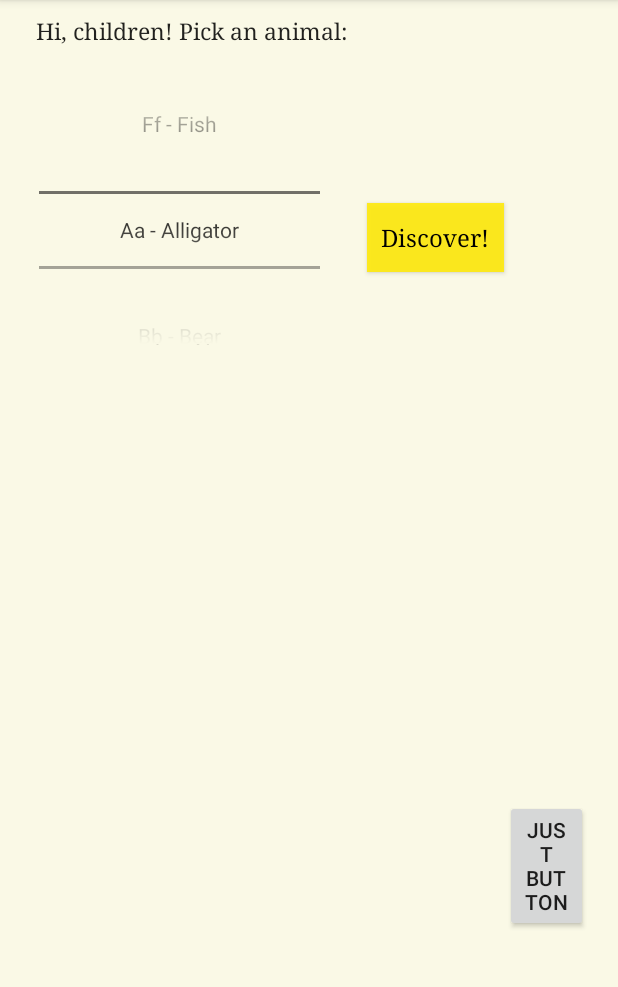
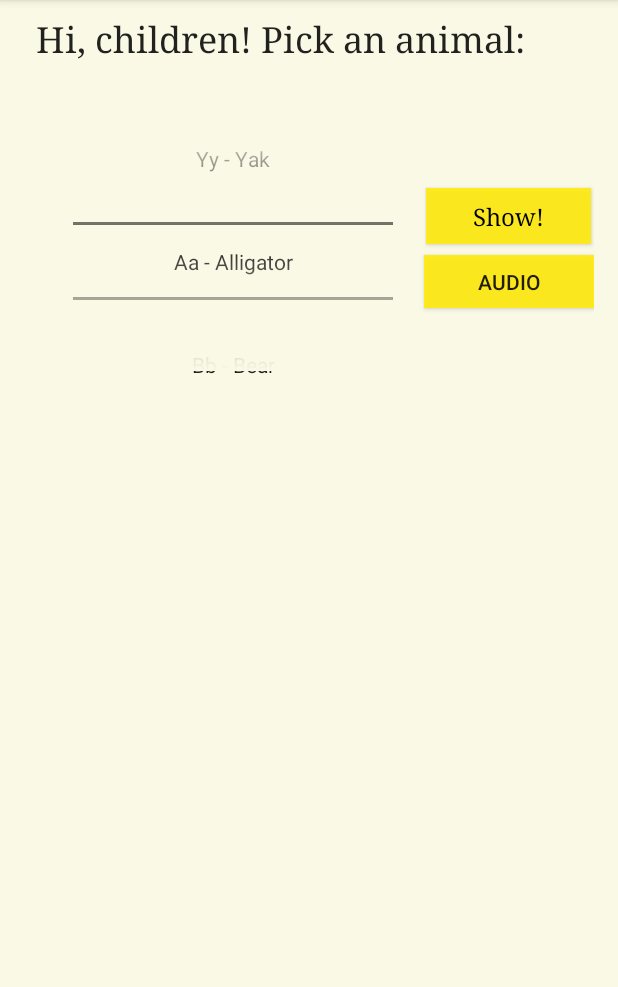
Before and after one commit to marthaserpak/AnimalsAlphabet, an Android app: the screen it shows after launch (MainActivity), on a phone screen of 412 x 824 dp, the part 84-1071 px from its top. Run offline under Robolectric (Android 15) with nearby library versions, the phone set to English and light mode, and no system bars.

Commit message:
new version

```diff
--- a/app/src/main/res/layout/activity_main.xml
+++ b/app/src/main/res/layout/activity_main.xml
@@ -23,16 +23,16 @@
             android:id="@+id/welcomeText"
             style="@android:style/Widget.DeviceDefault.TextView.SpinnerItem"
             android:layout_width="match_parent"
-            android:layout_height="30dp"
-            android:layout_alignEnd="@+id/button_discover"
-            android:layout_alignRight="@+id/button_discover"
+            android:layout_height="48dp"
+            android:layout_alignEnd="@+id/button_show"
+            android:layout_alignRight="@+id/button_show"
             android:layout_alignParentLeft="true"
             android:layout_marginLeft="0dp"
             android:layout_marginEnd="-60dp"
             android:layout_marginRight="-60dp"
             android:fontFamily="serif"
             android:text="@string/welcome_text"
-            android:textSize="15sp"
+            android:textSize="24sp"
             app:layout_constraintBottom_toBottomOf="parent"
             app:layout_constraintHorizontal_bias="0.015"
             app:layout_constraintLeft_toLeftOf="parent"
@@ -42,14 +42,14 @@
 
         <NumberPicker
             android:id="@+id/animalPicker"
-            android:layout_width="187dp"
-            android:layout_height="212dp"
+            android:layout_width="213dp"
+            android:layout_height="206dp"
             android:layout_below="@+id/welcomeText"
-            android:layout_marginTop="7dp"
-            android:layout_marginEnd="31dp"
-            android:layout_marginRight="31dp"
-            android:layout_toStartOf="@+id/button_discover"
-            android:layout_toLeftOf="@+id/button_discover"
+            android:layout_marginTop="13dp"
+            android:layout_marginEnd="22dp"
+            android:layout_marginRight="22dp"
+            android:layout_toStartOf="@+id/button_show"
+            android:layout_toLeftOf="@+id/button_show"
             android:paddingBottom="30dp"
             app:layout_constraintBottom_toBottomOf="parent"
             app:layout_constraintEnd_toEndOf="parent"
@@ -59,25 +59,39 @@
             app:layout_constraintVertical_bias="0.181" />
 
         <Button
-            android:id="@+id/button_discover"
+            android:id="@+id/button_show"
             style="@android:style/Widget.Button.Toggle"
-            android:layout_width="91dp"
-            android:layout_height="46dp"
+            android:layout_width="110dp"
+            android:layout_height="37dp"
+            android:layout_below="@+id/welcomeText"
             android:layout_alignParentRight="true"
-            android:layout_centerVertical="true"
-            android:layout_marginRight="60dp"
-            android:layout_marginBottom="88dp"
+            android:layout_marginTop="67dp"
+            android:layout_marginRight="2dp"
             android:background="#E9FFEB0F"
             android:fontFamily="serif"
             android:gravity="center"
-            android:onClick="discover"
-            android:text="@string/discover"
+            android:onClick="show_img"
+            android:text="@string/show"
             android:textAppearance="@style/TextAppearance.AppCompat.Body1"
             android:textSize="16sp"
             app:layout_constraintBottom_toBottomOf="parent"
             app:layout_constraintEnd_toEndOf="parent"
             app:layout_constraintHorizontal_bias="0.881"
             app:layout_constraintStart_toStartOf="parent" />
+
+        <Button
+            android:id="@+id/btn_audio"
+            android:layout_width="113dp"
+            android:layout_height="35dp"
+            android:layout_below="@+id/button_show"
+            android:layout_marginTop="7dp"
+            android:layout_marginEnd="-112dp"
+            android:layout_marginRight="-112dp"
+            android:layout_toStartOf="@+id/button_show"
+            android:layout_toLeftOf="@+id/button_show"
+            android:background="#E9FFEB0F"
+            android:text="@string/audio" />
+
 
     </RelativeLayout>
 
@@ -90,23 +104,14 @@
 
         <ImageView
             android:id="@+id/imageLetters"
-            android:layout_width="270dp"
-            android:layout_height="250dp"
+            android:layout_width="match_parent"
+            android:layout_height="275dp"
             android:layout_alignParentLeft="true"
             android:layout_alignParentTop="true"
             android:layout_gravity="center"
-            android:layout_marginLeft="3dp"
+            android:layout_marginLeft="0dp"
             android:layout_marginTop="56dp" />
 
-        <Button
-            android:layout_width="55dp"
-            android:layout_height="88dp"
-            android:layout_below="@id/imageLetters"
-            android:layout_alignParentRight="true"
-            android:layout_gravity="bottom"
-            android:layout_marginTop="-91dp"
-            android:layout_marginRight="4dp"
-            android:text="just Button" />
 
     </RelativeLayout>
 </LinearLayout>
--- a/app/src/main/res/values/strings.xml
+++ b/app/src/main/res/values/strings.xml
@@ -1,5 +1,6 @@
 <resources>
     <string name="app_name">Animals\'Alphabet</string>
     <string name="welcome_text">Hi, children! Pick an animal:</string>
-    <string name="discover">Discover!</string>
+    <string name="show">Show!</string>
+    <string name="audio">audio</string>
 </resources>
```
Also changed, not shown: app/src/main/java/com/example/animalsalphabet/MainActivity.java (+47 -5 lines), 2 other files.
